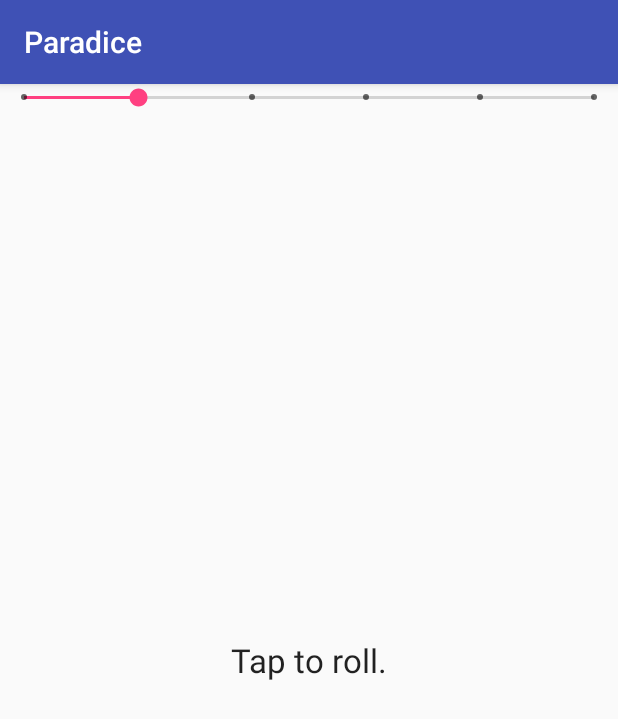
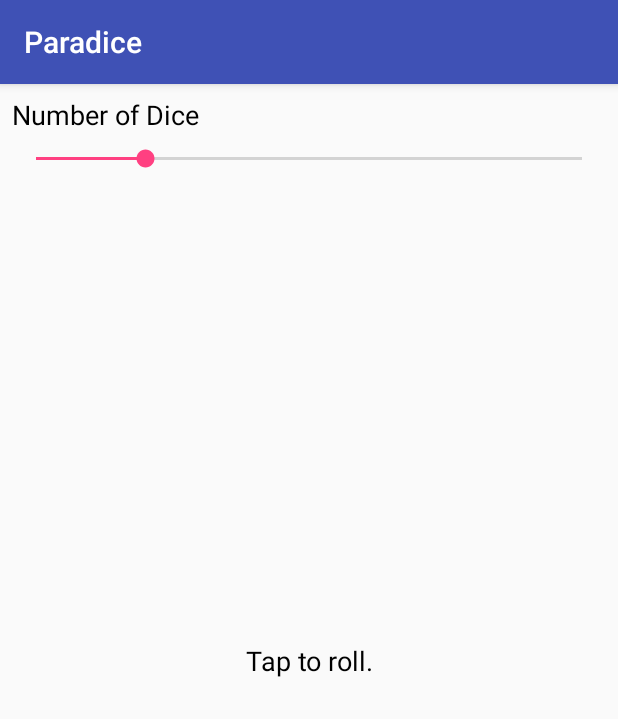
Before and after one commit to suprabhatgurrala/paradice, an Android app: the screen it shows after launch (DiceActivity), on a phone screen of 412 x 824 dp. Shown: the top 719 px of the screen. Run offline under Robolectric (Android 15) with nearby library versions, the phone set to English and light mode, and no system bars.

Commit message:
Added a title to the seekbar

```diff
--- a/app/src/main/res/layout/dice_layout.xml
+++ b/app/src/main/res/layout/dice_layout.xml
@@ -5,26 +5,49 @@
     xmlns:tools="http://schemas.android.com/tools"
     android:layout_width="match_parent"
     android:layout_height="match_parent"
-    android:id="@+id/dice_constraint_layout">
+    android:id="@+id/dice_constraint_layout"
+    tools:layout_editor_absoluteY="81dp"
+    tools:layout_editor_absoluteX="0dp"
+    android:animateLayoutChanges="true">
+
+    <TextView
+        android:id="@+id/seekBarTitleTextView"
+        android:layout_width="0dp"
+        android:layout_height="wrap_content"
+        android:layout_marginLeft="8dp"
+        android:layout_marginRight="8dp"
+        android:layout_marginTop="8dp"
+        android:text="@string/num_dice_seekbar_title"
+        android:textAppearance="@android:style/Widget.DeviceDefault.TextView"
+        android:textSize="18sp"
+        app:layout_constraintLeft_toLeftOf="parent"
+        app:layout_constraintRight_toRightOf="parent"
+        app:layout_constraintTop_toTopOf="parent" />
 
     <SeekBar
         android:id="@+id/seekBar"
-        style="@android:style/Widget.Material.SeekBar.Discrete"
-        android:layout_width="match_parent"
+        style="@android:style/Widget.DeviceDefault.SeekBar"
+        android:layout_width="0dp"
         android:layout_height="wrap_content"
+        android:layout_marginLeft="8dp"
+        android:layout_marginRight="8dp"
+        android:layout_marginTop="8dp"
+        android:hapticFeedbackEnabled="false"
         android:max="5"
         android:progress="1"
-        tools:layout_editor_absoluteX="8dp"
-        tools:layout_editor_absoluteY="8dp" />
+        app:layout_constraintLeft_toLeftOf="parent"
+        app:layout_constraintRight_toRightOf="parent"
+        app:layout_constraintTop_toBottomOf="@+id/seekBarTitleTextView" />
 
     <TextView
-        android:id="@+id/textView"
+        android:id="@+id/diceTextView"
         android:layout_width="wrap_content"
         android:layout_height="wrap_content"
         android:text="@string/tap_instructions"
-        android:textAppearance="@android:style/TextAppearance.Material.Large"
+        android:textAppearance="@android:style/Widget.DeviceDefault.TextView"
+        android:textSize="18sp"
+        app:layout_constraintRight_toRightOf="parent"
+        app:layout_constraintLeft_toLeftOf="parent"
         app:layout_constraintBottom_toBottomOf="parent"
-        app:layout_constraintLeft_toLeftOf="parent"
-        app:layout_constraintRight_toRightOf="parent"
         app:layout_constraintTop_toTopOf="parent" />
 </android.support.constraint.ConstraintLayout>
--- a/app/src/main/res/values/strings.xml
+++ b/app/src/main/res/values/strings.xml
@@ -1,4 +1,5 @@
 <resources>
     <string name="app_name">Paradice</string>
     <string name="tap_instructions">Tap to roll.</string>
+    <string name="num_dice_seekbar_title">Number of Dice</string>
 </resources>
--- a/build.gradle
+++ b/build.gradle
@@ -5,7 +5,7 @@ buildscript {
         jcenter()
     }
     dependencies {
-        classpath 'com.android.tools.build:gradle:2.3.1'
+        classpath 'com.android.tools.build:gradle:2.3.2'
 
         // NOTE: Do not place your application dependencies here; they belong
         // in the individual module build.gradle files
```
